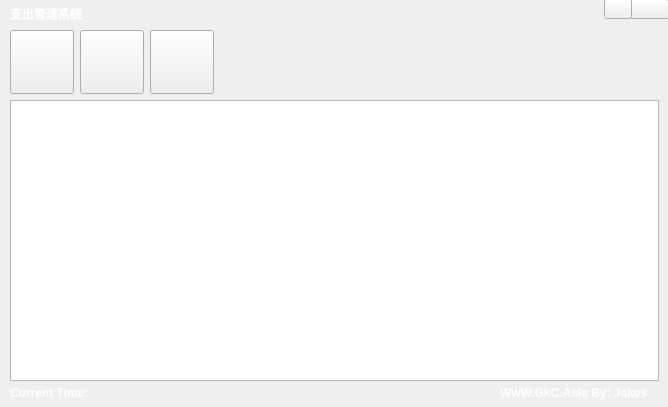
Before: the Qt Designer form Payment/src/mainwindow.ui in jjzhang166/SManager, drawn with Qt 5.
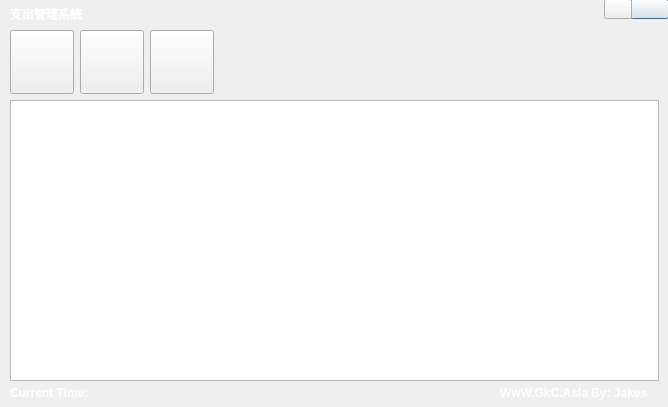
After: the same form once the commit is applied. Custom widgets are drawn as their Qt base class.

The edit to the form file:
```diff
--- a/Payment/src/mainwindow.ui
+++ b/Payment/src/mainwindow.ui
@@ -1,7 +1,7 @@
 <?xml version="1.0" encoding="UTF-8"?>
 <ui version="4.0">
  <class>MainWindow</class>
- <widget class="QMainWindow" name="MainWindow">
+ <widget class="QDialog" name="MainWindow">
   <property name="geometry">
    <rect>
     <x>0</x>
@@ -16,7 +16,15 @@
   <property name="toolTip">
    <string>Add new</string>
   </property>
-  <widget class="QWidget" name="centralWidget">
+  <widget class="QWidget" name="centralWidget" native="true">
+   <property name="geometry">
+    <rect>
+     <x>0</x>
+     <y>0</y>
+     <width>679</width>
+     <height>402</height>
+    </rect>
+   </property>
    <widget class="QLabel" name="titleLabel">
     <property name="geometry">
      <rect>
@@ -164,9 +172,9 @@
     <property name="geometry">
      <rect>
       <x>300</x>
-      <y>380</y>
+      <y>387</y>
       <width>191</width>
-      <height>20</height>
+      <height>16</height>
      </rect>
     </property>
     <property name="styleSheet">
```
